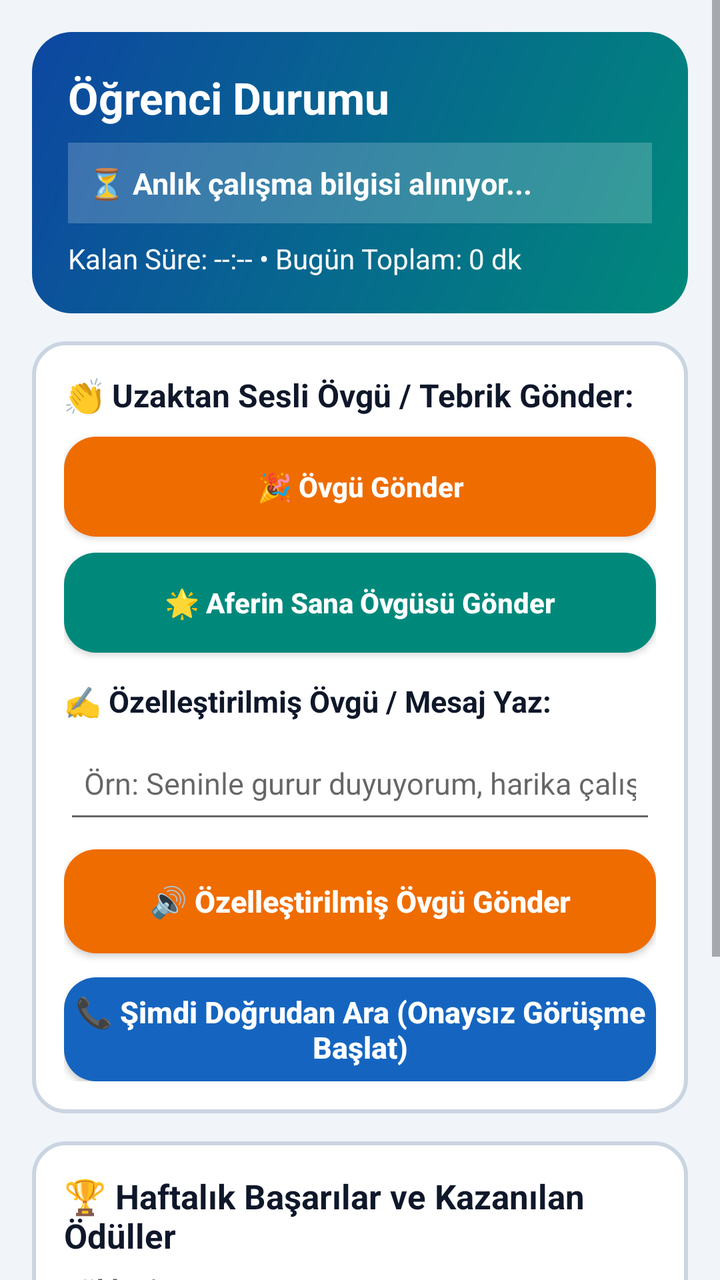
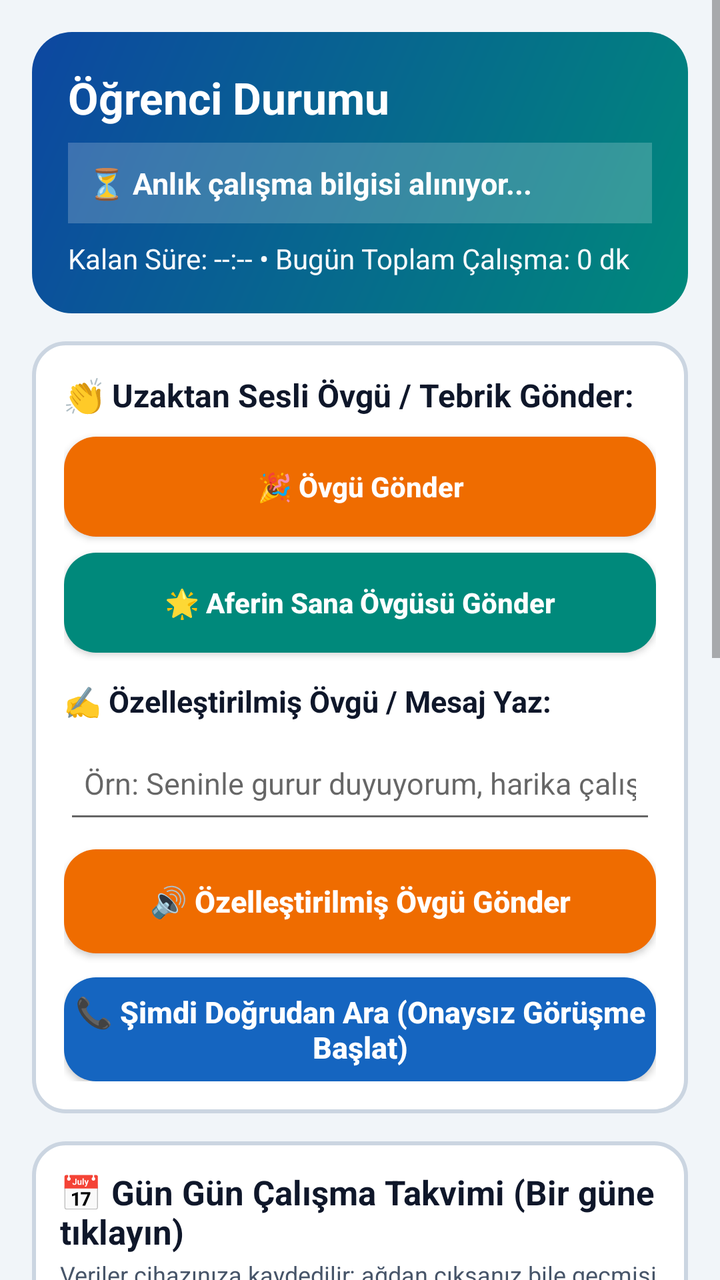

Screens rendered from an Android XML layout before and after an edit, with the pre-edit source and the edit as a unified diff.
<!-- AndroidManifest.xml: application theme VeliAppTheme -->
<!-- res/layout/activity_child_detail.xml -->
<?xml version="1.0" encoding="utf-8"?>
<ScrollView xmlns:android="http://schemas.android.com/apk/res/android"
    android:id="@+id/scrollRootChildDetail"
    android:layout_width="match_parent"
    android:layout_height="match_parent"
    android:fillViewport="true"
    android:background="@color/veli_bg">

    <LinearLayout
        android:layout_width="match_parent"
        android:layout_height="wrap_content"
        android:orientation="vertical"
        android:padding="16dp">

        
        <LinearLayout
            android:id="@+id/layoutDetailHeaderCard"
            android:layout_width="match_parent"
            android:layout_height="wrap_content"
            android:background="@drawable/bg_veli_header"
            android:orientation="vertical"
            android:padding="18dp"
            android:layout_marginBottom="14dp">

            <TextView
                android:id="@+id/tvDetailChildName"
                android:layout_width="wrap_content"
                android:layout_height="wrap_content"
                android:text="Öğrenci Durumu"
                android:textColor="#FFFFFF"
                android:textSize="22sp"
                android:textStyle="bold" />

            <TextView
                android:id="@+id/tvDetailLivePhase"
                android:layout_width="match_parent"
                android:layout_height="wrap_content"
                android:layout_marginTop="8dp"
                android:background="#33FFFFFF"
                android:padding="10dp"
                android:text="⏳ Anlık çalışma bilgisi alınıyor..."
                android:textColor="#FFFFFF"
                android:textSize="15sp"
                android:textStyle="bold" />

            <TextView
                android:id="@+id/tvDetailLiveTimers"
                android:layout_width="match_parent"
                android:layout_height="wrap_content"
                android:layout_marginTop="8dp"
                android:text="Kalan Süre: --:-- • Bugün Toplam: 0 dk"
                android:textColor="#F8FAFC"
                android:textSize="14sp" />
        </LinearLayout>

        
        <LinearLayout
            android:layout_width="match_parent"
            android:layout_height="wrap_content"
            android:background="@drawable/bg_veli_card"
            android:orientation="vertical"
            android:padding="16dp"
            android:layout_marginBottom="14dp">

            <TextView
                android:id="@+id/tvPraiseSectionTitle"
                android:layout_width="match_parent"
                android:layout_height="wrap_content"
                android:text="👏 Uzaktan Sesli Övgü / Tebrik Gönder:"
                android:textColor="@color/veli_text_dark"
                android:textSize="16sp"
                android:textStyle="bold" />

            <Button
                android:id="@+id/btnSendRolePraise"
                android:layout_width="match_parent"
                android:layout_height="50dp"
                android:layout_marginTop="10dp"
                android:background="@drawable/btn_veli_orange"
                android:text="🎉 Övgü Gönder"
                android:textAllCaps="false"
                android:textColor="#FFFFFF"
                android:textSize="14sp"
                android:textStyle="bold" />

            <Button
                android:id="@+id/btnSendAferinPraise"
                android:layout_width="match_parent"
                android:layout_height="50dp"
                android:layout_marginTop="8dp"
                android:background="@drawable/btn_veli_green"
                android:text="🌟 Aferin Sana Övgüsü Gönder"
                android:textAllCaps="false"
                android:textColor="#FFFFFF"
                android:textSize="14sp"
                android:textStyle="bold" />

            
            <TextView
                android:id="@+id/tvCustomPraiseLabel"
                android:layout_width="match_parent"
                android:layout_height="wrap_content"
                android:layout_marginTop="14dp"
                android:text="✍️ Özelleştirilmiş Övgü / Mesaj Yaz:"
                android:textColor="@color/veli_text_dark"
                android:textSize="15sp"
                android:textStyle="bold" />

            <EditText
                android:id="@+id/etCustomPraiseInput"
                android:layout_width="match_parent"
                android:layout_height="50dp"
                android:layout_marginTop="6dp"
                android:hint="Örn: Seninle gurur duyuyorum, harika çalışıyorsun!"
                android:inputType="textCapSentences"
                android:padding="10dp"
                android:textColor="@color/veli_text_dark"
                android:textSize="15sp" />

            <Button
                android:id="@+id/btnSendCustomPraise"
                android:layout_width="match_parent"
                android:layout_height="52dp"
                android:layout_marginTop="8dp"
                android:background="@drawable/btn_veli_orange"
                android:text="🔊 Özelleştirilmiş Övgü Gönder"
                android:textAllCaps="false"
                android:textColor="#FFFFFF"
                android:textSize="15sp"
                android:textStyle="bold" />

            <Button
                android:id="@+id/btnDirectCallFromDetail"
                android:layout_width="match_parent"
                android:layout_height="52dp"
                android:layout_marginTop="12dp"
                android:background="@drawable/btn_veli_blue"
                android:text="📞 Şimdi Doğrudan Ara (Onaysız Görüşme Başlat)"
                android:textAllCaps="false"
                android:textColor="#FFFFFF"
                android:textSize="15sp"
                android:textStyle="bold" />
        </LinearLayout>

        
        <LinearLayout
            android:layout_width="match_parent"
            android:layout_height="wrap_content"
            android:background="@drawable/bg_veli_card"
            android:orientation="vertical"
            android:padding="16dp"
            android:layout_marginBottom="14dp">

            <TextView
                android:layout_width="match_parent"
                android:layout_height="wrap_content"
                android:text="🏆 Haftalık Başarılar ve Kazanılan Ödüller"
                android:textColor="@color/veli_text_dark"
                android:textSize="17sp"
                android:textStyle="bold" />

            <TextView
                android:id="@+id/tvDetailWeeklySummary"
                android:layout_width="match_parent"
                android:layout_height="wrap_content"
                android:layout_marginTop="6dp"
                android:text="Yükleniyor..."
                android:textColor="@color/veli_text_muted"
                android:textSize="14sp"
                android:textStyle="bold" />

            <LinearLayout
                android:id="@+id/layoutDetailBadges"
                android:layout_width="match_parent"
                android:layout_height="wrap_content"
                android:layout_marginTop="8dp"
                android:orientation="vertical" />
        </LinearLayout>

        
        <LinearLayout
            android:layout_width="match_parent"
            android:layout_height="wrap_content"
            android:background="@drawable/bg_veli_card"
            android:orientation="vertical"
            android:padding="16dp"
            android:layout_marginBottom="14dp">

            <TextView
                android:layout_width="match_parent"
                android:layout_height="wrap_content"
                android:text="📅 Çalışma Takvimi Kayıtları (Ödev, Test, Kitap)"
                android:textColor="@color/veli_text_dark"
                android:textSize="17sp"
                android:textStyle="bold" />

            <LinearLayout
                android:id="@+id/layoutDetailCalendarRecords"
                android:layout_width="match_parent"
                android:layout_height="wrap_content"
                android:layout_marginTop="8dp"
                android:orientation="vertical" />
        </LinearLayout>

        <Button
            android:id="@+id/btnBackFromDetail"
            android:layout_width="match_parent"
            android:layout_height="52dp"
            android:background="@drawable/btn_veli_blue"
            android:text="⬅️ Veli Ana Ekranına Dön"
            android:textAllCaps="false"
            android:textColor="#FFFFFF"
            android:textSize="16sp"
            android:textStyle="bold" />

    </LinearLayout>
</ScrollView>
<!-- resources referenced by this layout -->
<resources>
  <color name="veli_bg">#F1F5F9</color>
  <color name="veli_text_dark">#0F172A</color>
  <color name="veli_text_muted">#475569</color>
  <!-- drawable bg_veli_card (drawable) -->
  <?xml version="1.0" encoding="utf-8"?>
  <shape xmlns:android="http://schemas.android.com/apk/res/android" android:shape="rectangle">
      <solid android:color="#FFFFFF" />
      <corners android:radius="16dp" />
      <stroke android:width="2dp" android:color="#CBD5E1" />
  </shape>
  <!-- drawable bg_veli_header (drawable) -->
  <?xml version="1.0" encoding="utf-8"?>
  <shape xmlns:android="http://schemas.android.com/apk/res/android" android:shape="rectangle">
      <gradient
          android:startColor="#0D47A1"
          android:endColor="#00897B"
          android:angle="315" />
      <corners android:radius="20dp" />
  </shape>
  <!-- drawable btn_veli_blue (drawable) -->
  <?xml version="1.0" encoding="utf-8"?>
  <shape xmlns:android="http://schemas.android.com/apk/res/android" android:shape="rectangle">
      <solid android:color="#1565C0" />
      <corners android:radius="16dp" />
  </shape>
  <!-- drawable btn_veli_green (drawable) -->
  <?xml version="1.0" encoding="utf-8"?>
  <shape xmlns:android="http://schemas.android.com/apk/res/android" android:shape="rectangle">
      <solid android:color="#00897B" />
      <corners android:radius="16dp" />
  </shape>
  <!-- drawable btn_veli_orange (drawable) -->
  <?xml version="1.0" encoding="utf-8"?>
  <shape xmlns:android="http://schemas.android.com/apk/res/android" android:shape="rectangle">
      <solid android:color="#EF6C00" />
      <corners android:radius="16dp" />
  </shape>
  <style name="VeliAppTheme" parent="android:Theme.Material.Light.NoActionBar">
          <item name="android:colorPrimary">@color/veli_primary</item>
          <item name="android:colorPrimaryDark">@color/veli_primary_dark</item>
          <item name="android:colorAccent">@color/veli_accent</item>
          <item name="android:windowBackground">@color/veli_bg</item>
          <item name="android:statusBarColor">@color/veli_primary_dark</item>
      </style>
  <color name="veli_primary">#0D47A1</color>
  <color name="veli_primary_dark">#002171</color>
  <color name="veli_accent">#00897B</color>
</resources>

<!-- the commit's change to res/layout/activity_child_detail.xml (unified diff, before → after) -->
@@ -48,7 +48,7 @@
                 android:layout_width="match_parent"
                 android:layout_height="wrap_content"
                 android:layout_marginTop="8dp"
-                android:text="Kalan Süre: --:-- • Bugün Toplam: 0 dk"
+                android:text="Kalan Süre: --:-- • Bugün Toplam Çalışma: 0 dk"
                 android:textColor="#F8FAFC"
                 android:textSize="14sp" />
         </LinearLayout>
@@ -95,7 +95,6 @@
                 android:textSize="14sp"
                 android:textStyle="bold" />
 
-            
             <TextView
                 android:id="@+id/tvCustomPraiseLabel"
                 android:layout_width="match_parent"
@@ -148,6 +147,65 @@
             android:layout_height="wrap_content"
             android:background="@drawable/bg_veli_card"
             android:orientation="vertical"
+            android:padding="14dp"
+            android:layout_marginBottom="14dp">
+
+            <TextView
+                android:layout_width="match_parent"
+                android:layout_height="wrap_content"
+                android:text="📅 Gün Gün Çalışma Takvimi (Bir güne tıklayın)"
+                android:textColor="@color/veli_text_dark"
+                android:textSize="17sp"
+                android:textStyle="bold" />
+
+            <TextView
+                android:layout_width="match_parent"
+                android:layout_height="wrap_content"
+                android:layout_marginTop="2dp"
+                android:text="Veriler cihazınıza kaydedilir; ağdan çıksanız bile geçmişi görüntüleyebilirsiniz."
+                android:textColor="@color/veli_text_muted"
+                android:textSize="12sp" />
+
+            <CalendarView
+                android:id="@+id/calendarViewVeliChild"
+                android:layout_width="match_parent"
+                android:layout_height="305dp"
+                android:layout_marginTop="6dp" />
+
+            <TextView
+                android:id="@+id/tvVeliSelectedDateTitle"
+                android:layout_width="match_parent"
+                android:layout_height="wrap_content"
+                android:layout_marginTop="6dp"
+                android:text="📌 Seçilen Gün: Bugün"
+                android:textColor="@color/veli_text_dark"
+                android:textSize="16sp"
+                android:textStyle="bold" />
+
+            <TextView
+                android:id="@+id/tvVeliSelectedDateSummary"
+                android:layout_width="match_parent"
+                android:layout_height="wrap_content"
+                android:layout_marginTop="4dp"
+                android:text="Çalışmalar (Ödev, Test, Kitap): Yükleniyor..."
+                android:textColor="@color/veli_text_muted"
+                android:textSize="13sp"
+                android:textStyle="bold" />
+
+            <LinearLayout
+                android:id="@+id/layoutDetailCalendarRecords"
+                android:layout_width="match_parent"
+                android:layout_height="wrap_content"
+                android:layout_marginTop="8dp"
+                android:orientation="vertical" />
+        </LinearLayout>
+
+        
+        <LinearLayout
+            android:layout_width="match_parent"
+            android:layout_height="wrap_content"
+            android:background="@drawable/bg_veli_card"
+            android:orientation="vertical"
             android:padding="16dp"
             android:layout_marginBottom="14dp">
 
@@ -171,31 +229,6 @@
 
             <LinearLayout
                 android:id="@+id/layoutDetailBadges"
-                android:layout_width="match_parent"
-                android:layout_height="wrap_content"
-                android:layout_marginTop="8dp"
-                android:orientation="vertical" />
-        </LinearLayout>
-
-        
-        <LinearLayout
-            android:layout_width="match_parent"
-            android:layout_height="wrap_content"
-            android:background="@drawable/bg_veli_card"
-            android:orientation="vertical"
-            android:padding="16dp"
-            android:layout_marginBottom="14dp">
-
-            <TextView
-                android:layout_width="match_parent"
-                android:layout_height="wrap_content"
-                android:text="📅 Çalışma Takvimi Kayıtları (Ödev, Test, Kitap)"
-                android:textColor="@color/veli_text_dark"
-                android:textSize="17sp"
-                android:textStyle="bold" />
-
-            <LinearLayout
-                android:id="@+id/layoutDetailCalendarRecords"
                 android:layout_width="match_parent"
                 android:layout_height="wrap_content"
                 android:layout_marginTop="8dp"
